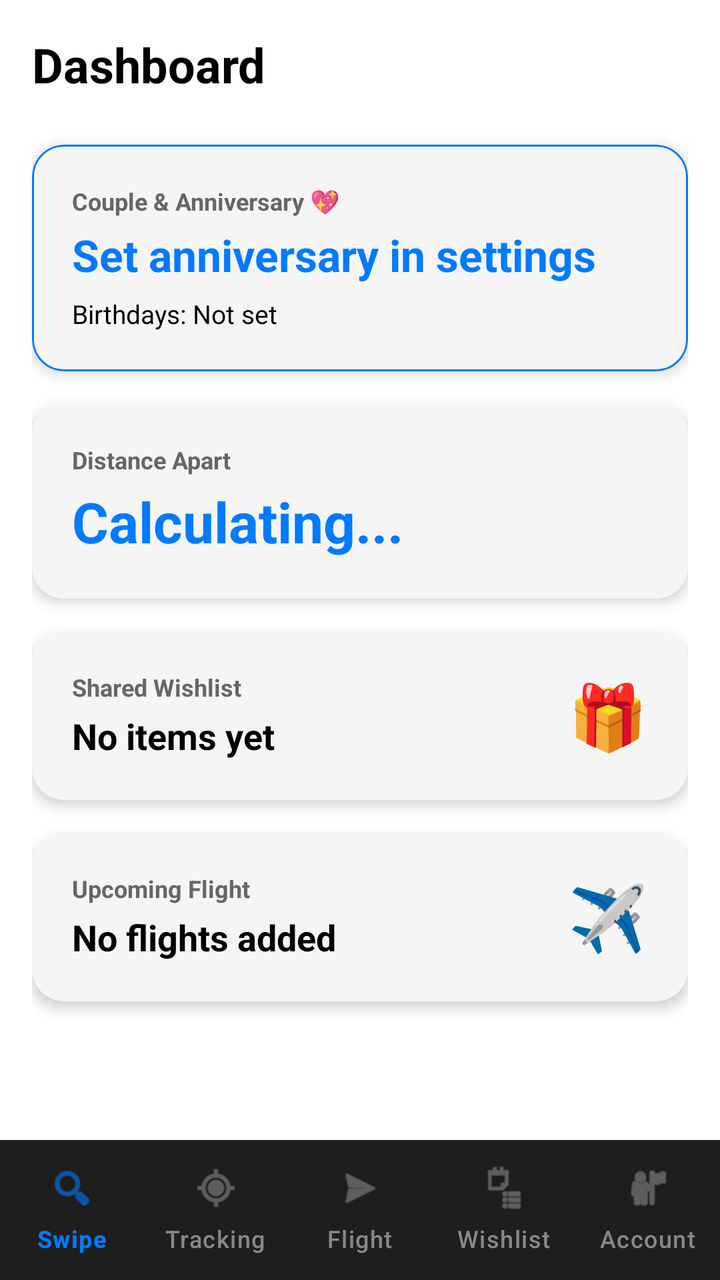
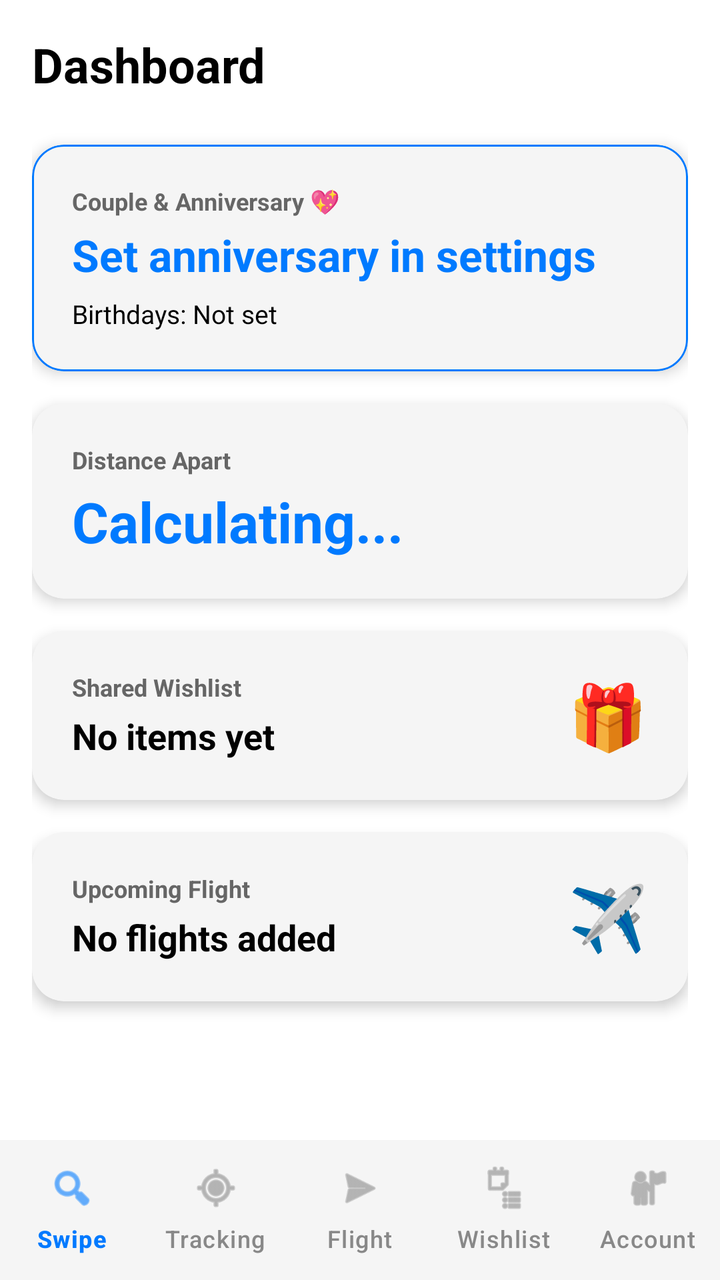

Screens rendered from an Android XML layout before and after an edit, with the pre-edit source and the edit as a unified diff.
<!-- AndroidManifest.xml: application theme Theme.ProjectCecily -->
<!-- res/layout/activity_main.xml -->
<?xml version="1.0" encoding="utf-8"?>
<androidx.constraintlayout.widget.ConstraintLayout xmlns:android="http://schemas.android.com/apk/res/android"
    xmlns:app="http://schemas.android.com/apk/res-auto"
    android:layout_width="match_parent"
    android:layout_height="match_parent"
    android:background="@color/app_background"
    android:fitsSystemWindows="true">

    
    <ScrollView
        android:id="@+id/dashboard_scroll"
        android:layout_width="0dp"
        android:layout_height="0dp"
        android:padding="16dp"
        app:layout_constraintBottom_toTopOf="@id/bottom_navigation"
        app:layout_constraintEnd_toEndOf="parent"
        app:layout_constraintStart_toStartOf="parent"
        app:layout_constraintTop_toTopOf="parent">

        <LinearLayout
            android:layout_width="match_parent"
            android:layout_height="wrap_content"
            android:orientation="vertical">

            <TextView
                android:id="@+id/tvDashboardTitle"
                android:layout_width="wrap_content"
                android:layout_height="wrap_content"
                android:layout_marginBottom="24dp"
                android:text="Dashboard"
                android:textColor="@color/text_primary"
                android:textSize="24sp"
                android:textStyle="bold" />

            
            <com.google.android.material.card.MaterialCardView
                android:id="@+id/cardRelationshipSummary"
                android:layout_width="match_parent"
                android:layout_height="wrap_content"
                android:layout_marginBottom="16dp"
                android:clickable="false"
                android:focusable="false"
                app:cardBackgroundColor="@color/card_background"
                app:cardCornerRadius="16dp"
                app:cardElevation="4dp"
                app:strokeColor="@color/nav_selected"
                app:strokeWidth="1dp">

                <LinearLayout
                    android:layout_width="match_parent"
                    android:layout_height="wrap_content"
                    android:orientation="vertical"
                    android:padding="20dp">

                    <TextView
                        android:layout_width="wrap_content"
                        android:layout_height="wrap_content"
                        android:text="Couple &amp; Anniversary 💖"
                        android:textColor="@color/text_secondary"
                        android:textSize="12sp"
                        android:textStyle="bold" />

                    <TextView
                        android:id="@+id/tvTogetherDays"
                        android:layout_width="wrap_content"
                        android:layout_height="wrap_content"
                        android:layout_marginTop="4dp"
                        android:text="Set anniversary in settings"
                        android:textColor="@color/nav_selected"
                        android:textSize="22sp"
                        android:textStyle="bold" />

                    <TextView
                        android:id="@+id/tvBirthdaysSummary"
                        android:layout_width="wrap_content"
                        android:layout_height="wrap_content"
                        android:layout_marginTop="6dp"
                        android:text="Birthdays: Not set"
                        android:textColor="@color/text_primary"
                        android:textSize="13sp" />
                </LinearLayout>
            </com.google.android.material.card.MaterialCardView>

            
            <com.google.android.material.card.MaterialCardView
                android:id="@+id/cardProximity"
                android:layout_width="match_parent"
                android:layout_height="wrap_content"
                android:layout_marginBottom="16dp"
                app:cardBackgroundColor="@color/card_background"
                app:cardCornerRadius="16dp"
                app:cardElevation="4dp"
                app:strokeWidth="0dp">

                <LinearLayout
                    android:layout_width="match_parent"
                    android:layout_height="wrap_content"
                    android:orientation="vertical"
                    android:padding="20dp">

                    <TextView
                        android:layout_width="wrap_content"
                        android:layout_height="wrap_content"
                        android:text="Distance Apart"
                        android:textColor="@color/text_secondary"
                        android:textSize="12sp"
                        android:textStyle="bold" />

                    <TextView
                        android:id="@+id/tvLiveDistance"
                        android:layout_width="wrap_content"
                        android:layout_height="wrap_content"
                        android:layout_marginTop="4dp"
                        android:text="Calculating..."
                        android:textColor="@color/nav_selected"
                        android:textSize="28sp"
                        android:textStyle="bold" />
                </LinearLayout>
            </com.google.android.material.card.MaterialCardView>

            
            <com.google.android.material.card.MaterialCardView
                android:id="@+id/cardWishlist"
                android:layout_width="match_parent"
                android:layout_height="wrap_content"
                android:layout_marginBottom="16dp"
                app:cardBackgroundColor="@color/card_background"
                app:cardCornerRadius="16dp"
                app:cardElevation="4dp"
                app:strokeWidth="0dp">

                <LinearLayout
                    android:layout_width="match_parent"
                    android:layout_height="wrap_content"
                    android:orientation="horizontal"
                    android:padding="20dp">

                    <LinearLayout
                        android:layout_width="0dp"
                        android:layout_height="wrap_content"
                        android:layout_weight="1"
                        android:orientation="vertical">

                        <TextView
                            android:layout_width="wrap_content"
                            android:layout_height="wrap_content"
                            android:text="Shared Wishlist"
                            android:textColor="@color/text_secondary"
                            android:textSize="12sp"
                            android:textStyle="bold" />

                        <TextView
                            android:id="@+id/tvWishlistSummary"
                            android:layout_width="wrap_content"
                            android:layout_height="wrap_content"
                            android:layout_marginTop="4dp"
                            android:text="No items yet"
                            android:textColor="@color/text_primary"
                            android:textSize="18sp"
                            android:textStyle="bold" />
                    </LinearLayout>

                    <TextView
                        android:layout_width="wrap_content"
                        android:layout_height="wrap_content"
                        android:layout_gravity="center"
                        android:text="🎁"
                        android:textSize="32sp" />
                </LinearLayout>
            </com.google.android.material.card.MaterialCardView>

            
            <com.google.android.material.card.MaterialCardView
                android:id="@+id/cardFlight"
                android:layout_width="match_parent"
                android:layout_height="wrap_content"
                android:layout_marginBottom="16dp"
                app:cardBackgroundColor="@color/card_background"
                app:cardCornerRadius="16dp"
                app:cardElevation="4dp"
                app:strokeWidth="0dp">

                <LinearLayout
                    android:layout_width="match_parent"
                    android:layout_height="wrap_content"
                    android:orientation="horizontal"
                    android:padding="20dp">

                    <LinearLayout
                        android:layout_width="0dp"
                        android:layout_height="wrap_content"
                        android:layout_weight="1"
                        android:orientation="vertical">

                        <TextView
                            android:layout_width="wrap_content"
                            android:layout_height="wrap_content"
                            android:text="Upcoming Flight"
                            android:textColor="@color/text_secondary"
                            android:textSize="12sp"
                            android:textStyle="bold" />

                        <TextView
                            android:id="@+id/tvFlightSummary"
                            android:layout_width="wrap_content"
                            android:layout_height="wrap_content"
                            android:layout_marginTop="4dp"
                            android:text="No flights added"
                            android:textColor="@color/text_primary"
                            android:textSize="18sp"
                            android:textStyle="bold" />
                    </LinearLayout>

                    <TextView
                        android:layout_width="wrap_content"
                        android:layout_height="wrap_content"
                        android:layout_gravity="center"
                        android:text="✈️"
                        android:textSize="32sp" />
                </LinearLayout>
            </com.google.android.material.card.MaterialCardView>

        </LinearLayout>
    </ScrollView>

    
    <com.google.android.material.bottomnavigation.BottomNavigationView
        android:id="@+id/bottom_navigation"
        android:layout_width="match_parent"
        android:layout_height="70dp"
        android:background="#1E1E1E"
        app:itemIconTint="@color/nav_item_color"
        app:itemTextColor="@color/nav_item_color"
        app:labelVisibilityMode="labeled"
        app:layout_constraintBottom_toBottomOf="parent"
        app:menu="@menu/bottom_nav_menu" />

</androidx.constraintlayout.widget.ConstraintLayout>
<!-- resources referenced by this layout -->
<resources>
  <color name="app_background">#FFFFFF</color>
  <color name="card_background">#F5F5F5</color>
  <color name="nav_selected">#007AFF</color>
  <color name="text_primary">#000000</color>
  <color name="text_secondary">#666666</color>
  <style name="Theme.ProjectCecily" parent="Base.Theme.ProjectCecily" />
  <style name="Base.Theme.ProjectCecily" parent="Theme.Material3.DayNight">
          
          <item name="colorPrimary">@color/nav_selected</item>
          <item name="windowActionBar">true</item>
          <item name="windowNoTitle">false</item>
  
          
          <item name="colorOnSecondaryContainer">@color/nav_selected</item>
      </style>
</resources>

<!-- the commit's change to res/layout/activity_main.xml (unified diff, before → after) -->
@@ -228,7 +228,7 @@
         android:id="@+id/bottom_navigation"
         android:layout_width="match_parent"
         android:layout_height="70dp"
-        android:background="#1E1E1E"
+        android:background="@color/card_background"
         app:itemIconTint="@color/nav_item_color"
         app:itemTextColor="@color/nav_item_color"
         app:labelVisibilityMode="labeled"
